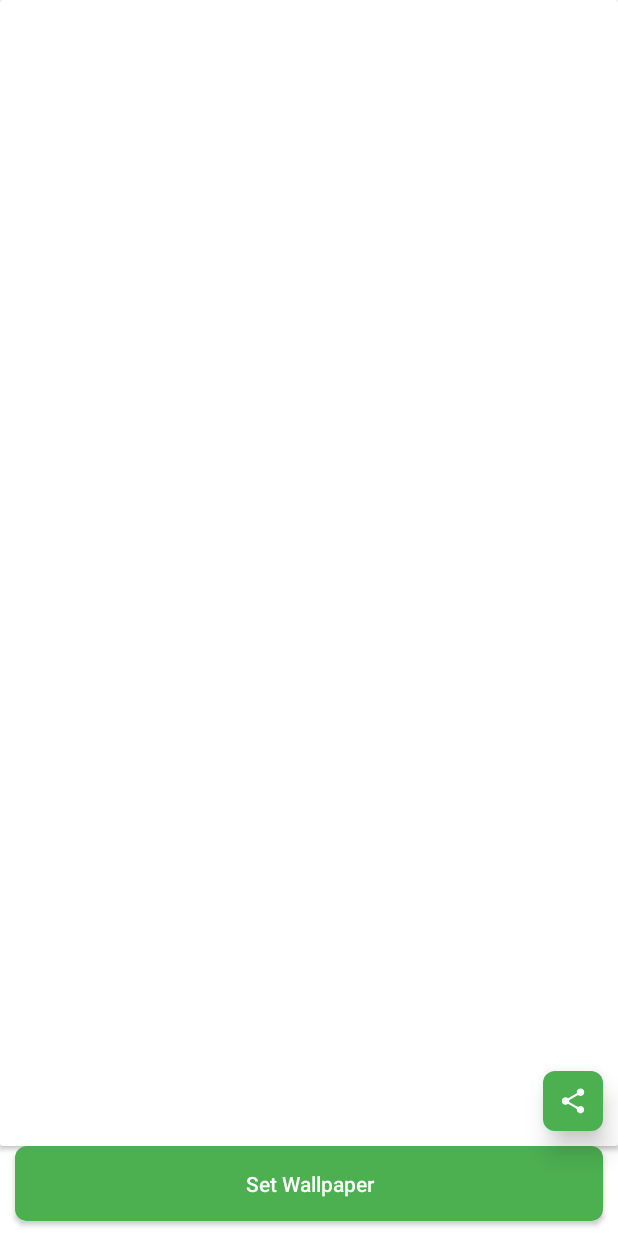
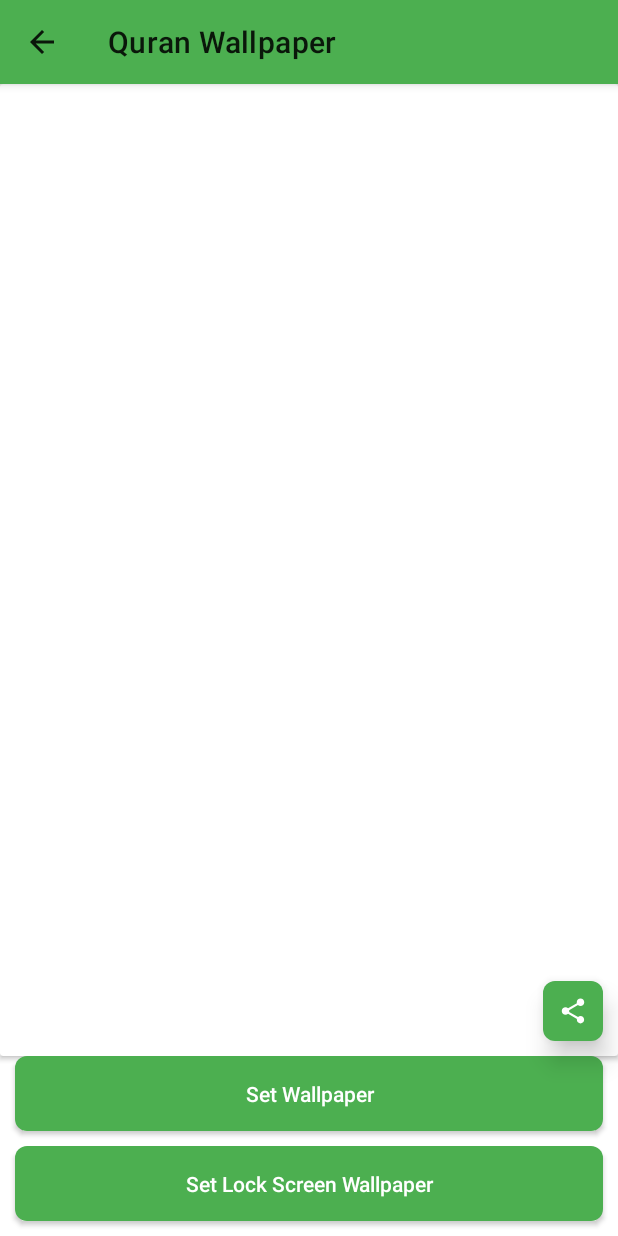
Before and after one commit to cwaliimran/DSLR-Photography-Poses, an Android app: the DetailActivity screen opened directly, with no data from a screen before it, on a phone screen of 412 x 824 dp. Run offline under Robolectric (Android 15) with nearby library versions, the light colour scheme and no system bars; our stand-ins replace AdMob, data binding; 1 statement that could not run was skipped.

Commit message:
Detail page completed

```diff
--- a/app/src/main/AndroidManifest.xml
+++ b/app/src/main/AndroidManifest.xml
@@ -15,6 +15,7 @@
         android:fullBackupContent="@xml/backup_rules"
         android:icon="@mipmap/ic_launcher"
         android:label="@string/app_name"
+        android:requestLegacyExternalStorage="true"
         android:roundIcon="@mipmap/ic_launcher_round"
         android:supportsRtl="true"
         android:theme="@style/AppTheme"
--- a/app/src/main/res/layout/activity_detail.xml
+++ b/app/src/main/res/layout/activity_detail.xml
@@ -52,7 +52,17 @@
             android:id="@+id/btn_setwallpaper"
             style="@style/button"
             android:layout_margin="10dp"
+            android:layout_marginBottom="256dp"
             android:text="@string/set_wallpaper"
+            app:layout_constraintBottom_toTopOf="@+id/btn_setwallpaper_lock"
+            app:layout_constraintEnd_toEndOf="parent"
+            app:layout_constraintStart_toStartOf="parent" />
+
+        <androidx.appcompat.widget.AppCompatButton
+            android:id="@+id/btn_setwallpaper_lock"
+            style="@style/button"
+            android:layout_margin="10dp"
+            android:text="@string/set_lock_wallpaper"
             app:layout_constraintBottom_toBottomOf="parent"
             app:layout_constraintEnd_toEndOf="parent"
             app:layout_constraintStart_toStartOf="parent" />
--- a/app/src/main/res/values/colors.xml
+++ b/app/src/main/res/values/colors.xml
@@ -5,4 +5,5 @@
     <color name="transparent">#00000000</color>
 
     <color name="primary">#4CAF50</color>
+    <color name="primaryDark">#317133</color>
 </resources>
--- a/app/src/main/res/values/strings.xml
+++ b/app/src/main/res/values/strings.xml
@@ -20,4 +20,5 @@
     <string name="label_gallery">Gallery</string>
     <string name="label_camera">Camera</string>
     <string name="label_cancel">Cancel</string>
+    <string name="set_lock_wallpaper">Set Lock Screen Wallpaper</string>
 </resources>
--- a/app/src/main/res/values/styles.xml
+++ b/app/src/main/res/values/styles.xml
@@ -1,9 +1,10 @@
 <?xml version="1.0" encoding="utf-8"?>
 <resources>
-    <style name="AppTheme" parent="Theme.MaterialComponents.Light.NoActionBar">
+    <style name="AppTheme" parent="Theme.MaterialComponents.Light">
         <item name="android:windowBackground">@color/white</item>
         <item name="colorAccent">@color/primary</item>
-        <item name="android:statusBarColor">@color/primary</item>
+        <item name="android:statusBarColor">@color/primaryDark</item>
+        <item name="colorPrimary">@color/primary</item>
 
     </style>
 
@@ -27,5 +28,8 @@
         <item name="android:textSize">14sp</item>
         <item name="android:foreground">?attr/selectableItemBackground</item>
     </style>
-
+    <style name="ShapeAppearanceOverlay.App.circleImageView" parent="">
+        <item name="cornerFamily">rounded</item>
+        <item name="cornerSize">10%</item>
+    </style>
 </resources>
```
Also changed, not shown: app/build.gradle (+4 -3 lines), app/src/main/java/com/cwnextgen/quranislamicwallpaper/activities/DetailActivity.kt (+53 -8 lines), app/src/main/java/com/cwnextgen/quranislamicwallpaper/activities/MainActivity.kt (+15 -7 lines), app/src/main/java/com/cwnextgen/quranislamicwallpaper/admin/UploadsActivity.kt (+60 -3 lines), app/src/main/java/com/cwnextgen/quranislamicwallpaper/utils/BindingUtils.kt (+1 -9 lines), app/src/main/java/com/cwnextgen/quranislamicwallpaper/utils/FirebaseUtils.kt (+4 -3 lines), app/src/main/res/layout/row_home.xml (+7 -5 lines), app/src/main/res/drawable/loader.gif (deleted), 1 other file.
